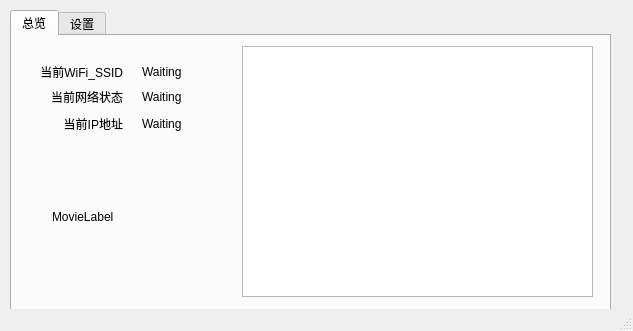
nanjo712/BUPT-Network-Control-Panel, file mainwindow.ui: the form before one commit.
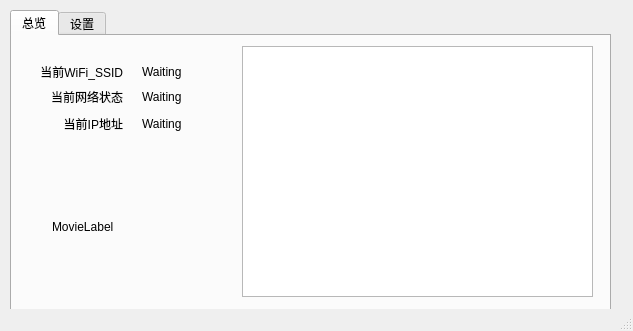
The form after the commit. The open tabs and pages were chosen to show the change.

Commit message: feat: move the movie label

```diff
--- a/mainwindow.ui
+++ b/mainwindow.ui
@@ -143,7 +143,7 @@
       <property name="geometry">
        <rect>
         <x>40</x>
-        <y>110</y>
+        <y>120</y>
         <width>161</width>
         <height>141</height>
        </rect>
```
Left out of the diff: 2 changed lines with no effect on the pictures. The commit also changes 1 other file.
